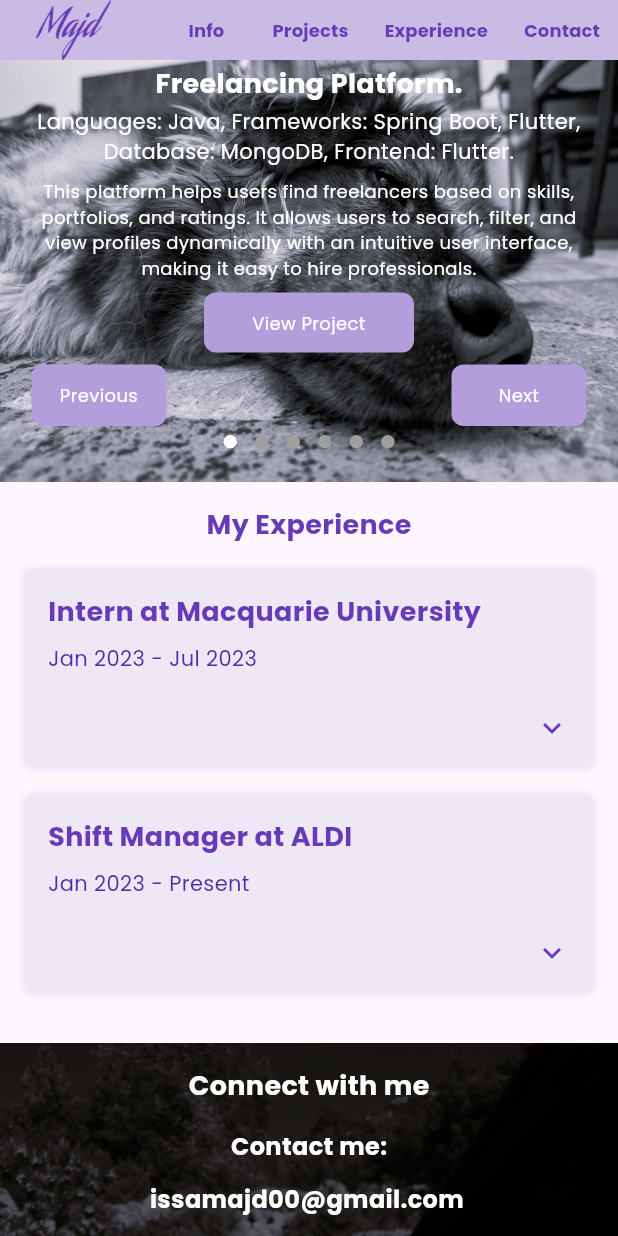
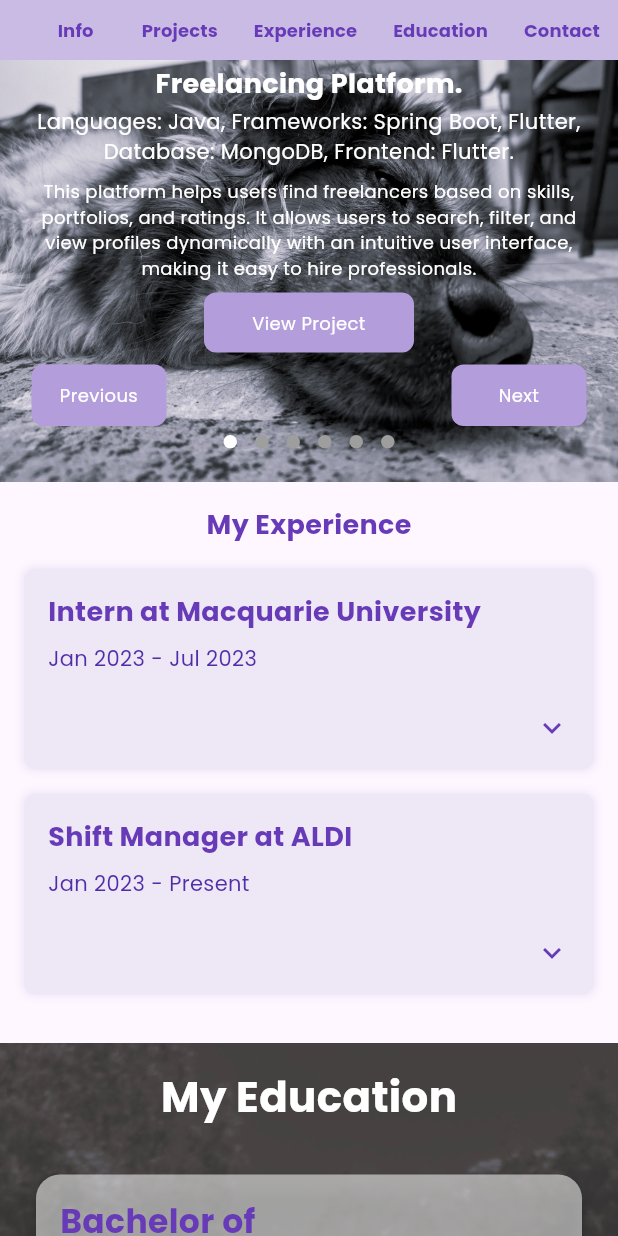
Before and after one commit to MajdIssa34/My_Portfolio, a Flutter app: the screen it shows after launch, scrolled down 576 dp, on a phone screen of 412 x 824 dp. Run offline on Flutter 3.47's test engine with Material 3 defaults, Android fonts, the phone set to English and light mode, and no system bars; drawn by our look-alikes of animated_text_kit, dots_indicator; our stand-ins replace google_fonts.

Commit message:
Added education section.

```diff
--- a/majd_website/lib/components/mobile_components/contact_container.dart
+++ b/majd_website/lib/components/mobile_components/contact_container.dart
@@ -1,11 +1,13 @@
 import 'package:flutter/material.dart';
 import 'package:google_fonts/google_fonts.dart';
+import 'package:majd_website/constants/my_button.dart';
 import 'package:url_launcher/url_launcher.dart';
 
 class MyContact extends StatelessWidget {
   const MyContact({super.key, required this.isDesktop});
 
   final bool isDesktop;
+
   void _launchURL(String url) async {
     if (await canLaunchUrl(Uri.parse(url))) {
       await launchUrl(Uri.parse(url), mode: LaunchMode.externalApplication);
@@ -14,54 +16,42 @@ class MyContact extends StatelessWidget {
     }
   }
 
-  Widget contactButton(String link, String path) {
-    return GestureDetector(
-      onTap: () => _launchURL(link),
-      child: Padding(
-        padding: const EdgeInsets.all(8.0),
-        child: Container(
-          decoration: BoxDecoration(
-            color: Colors.white54,
-            borderRadius: BorderRadius.circular(8.0),
-          ),
-          child: Padding(
-            padding: const EdgeInsets.all(5),
-            child: Image.asset(
-              'assets/images/$path.png',
-              width: isDesktop ? 50 : 35,
-            ),
-          ),
-        ),
-      ),
+  void _sendEmail() {
+    final Uri emailLaunchUri = Uri(
+      scheme: 'mailto',
+      path: 'issamajd00@gmail.com',
+      query: 'subject=Contacting You&body=Hi Majd,',
     );
+    launchUrl(emailLaunchUri);
   }
 
-  Widget downloadButton(String text, String link) {
+  Widget contactIcon(String link, String path, String tooltip) {
     return MouseRegion(
-      cursor: SystemMouseCursors.click,
+      onEnter: (_) => {},
+      onExit: (_) => {},
       child: GestureDetector(
         onTap: () => _launchURL(link),
+        child: Tooltip(
+          message: tooltip,
           child: AnimatedContainer(
-          duration: const Duration(milliseconds: 300),
-          width: isDesktop ? 200 : 150,
-          height: isDesktop ? 60 : 50,
+            duration: const Duration(milliseconds: 200),
+            margin: const EdgeInsets.symmetric(horizontal: 8),
+            padding: const EdgeInsets.all(12),
             decoration: BoxDecoration(
-            color: Colors.deepPurple,
-            borderRadius: BorderRadius.circular(8.0),
+              color: Colors.deepPurple.shade50,
+              shape: BoxShape.circle,
               boxShadow: [
                 BoxShadow(
-                color: Colors.black.withOpacity(0.1),
-                blurRadius: 8,
-                offset: const Offset(2, 2),
+                  color: Colors.deepPurple.shade100,
+                  blurRadius: 10,
+                  offset: Offset(0, 3),
                 ),
               ],
             ),
-          alignment: Alignment.center,
-          child: Text(
-            text,
-            style: GoogleFonts.poppins(
-              fontSize: isDesktop ? 20 : 14,
-              color: Colors.white,
+            child: Image.asset(
+              'assets/images/$path.png',
+              width: isDesktop ? 40 : 30,
+              height: isDesktop ? 40 : 30,
             ),
           ),
         ),
@@ -72,129 +62,131 @@ class MyContact extends StatelessWidget {
   @override
   Widget build(BuildContext context) {
     return Container(
-      decoration: const BoxDecoration(
-        image: DecorationImage(
-          image: AssetImage('assets/images/ConBack.jpg'),
-          fit: BoxFit.cover,
-        ),
-      ),
+      color: Colors.deepPurple.shade50,
       padding: const EdgeInsets.all(16.0),
       child: Column(
         crossAxisAlignment: CrossAxisAlignment.center,
         children: [
           Text(
-            "Connect with me",
+            "Get in Touch",
             style: GoogleFonts.poppins(
-              fontSize: isDesktop ? 26 : 18,
+              fontSize: isDesktop ? 28 : 22,
               fontWeight: FontWeight.bold,
-              color: Colors.white,
+              color: Colors.deepPurple.shade900,
             ),
           ),
           const SizedBox(height: 16),
+          // Contact Information Card
+          Card(
+            elevation: 4,
+            shape: RoundedRectangleBorder(
+              borderRadius: BorderRadius.circular(16),
+            ),
+            child: Padding(
+              padding: const EdgeInsets.all(16.0),
+              child: Column(
+                crossAxisAlignment: CrossAxisAlignment.start,
+                children: [
                   Text(
-            "Contact me:",
+                    "Contact Details",
                     style: GoogleFonts.poppins(
-              fontSize: isDesktop ? 25 : 16,
-              color: Colors.white,
+                      fontSize: isDesktop ? 22 : 18,
                       fontWeight: FontWeight.bold,
+                      color: Colors.deepPurple,
                     ),
                   ),
                   const SizedBox(height: 12),
+                  Text(
+                    "Email:",
+                    style: GoogleFonts.poppins(
+                      fontSize: isDesktop ? 18 : 14,
+                      fontWeight: FontWeight.bold,
+                      color: Colors.deepPurple,
+                    ),
+                  ),
                   SelectableText(
                     "issamajd00@gmail.com",
                     style: GoogleFonts.poppins(
-              fontSize: isDesktop ? 25 : 16,
-              color: Colors.white,
-              fontWeight: FontWeight.bold,
+                      fontSize: isDesktop ? 18 : 14,
+                      color: Colors.black87,
                     ),
                   ),
                   const SizedBox(height: 12),
+                  Text(
+                    "Phone:",
+                    style: GoogleFonts.poppins(
+                      fontSize: isDesktop ? 18 : 14,
+                      fontWeight: FontWeight.bold,
+                      color: Colors.deepPurple,
+                    ),
+                  ),
                   SelectableText(
                     "+61 411 911 174",
                     style: GoogleFonts.poppins(
-              fontSize: isDesktop ? 25 : 16,
-              color: Colors.white,
-              fontWeight: FontWeight.bold,
+                      fontSize: isDesktop ? 18 : 14,
+                      color: Colors.black87,
+                    ),
+                  ),
+                ],
+              ),
             ),
           ),
           const SizedBox(height: 16),
-          Text(
-            "Or socialize with me!?",
-            style: GoogleFonts.poppins(
-              fontSize: isDesktop ? 25 : 16,
-              color: Colors.white,
-              fontWeight: FontWeight.bold,
+          // Social Media Section
+          Padding(
+            padding: const EdgeInsets.all(16.0),
+            child: Row(
+              mainAxisAlignment: MainAxisAlignment.center,
+              children: [
+                contactIcon("https://www.instagram.com/majd_issa34", 'Insta', 'Instagram'),
+                contactIcon("https://github.com/MajdIssa34", 'Git', 'GitHub'),
+                contactIcon(
+                  "https://www.linkedin.com/in/majd-issa-652aa725b/",
+                  'Link',
+                  'LinkedIn',
+                ),
+              ],
             ),
           ),
           const SizedBox(height: 16),
-          Column(
+          // Buttons Section
+          Padding(
+            padding: const EdgeInsets.fromLTRB(0,0,0,15),
+            child: Row(
               mainAxisAlignment: MainAxisAlignment.center,
               children: [
-              Row(
-                children: [
-                  Expanded(
-                    child: Text(
-                      "Follow me on Instagram, explore my profile, maybe I'll give you a follow back.",
-                      style: GoogleFonts.poppins(
-                        fontSize: isDesktop ? 25 : 16,
-                        color: Colors.white,
+                SizedBox(
+                  width: isDesktop ? 200 : 140,
+                  child: MyButton(
+                    onTap: () => _launchURL(
+                      "https://drive.google.com/file/d/1Presq4xtz3qsSodqDCi1ke9BJ4MnXYT-/view?usp=drive_link",
                     ),
-                      textAlign: TextAlign.center,
+                    str: "View Resume",
+                    isDesktop: isDesktop,
                   ),
                 ),
-                  contactButton(
-                      "https://www.instagram.com/majd_issa34", 'Insta'),
-                ],
+                SizedBox(width: isDesktop ? 12 : 6),
+                SizedBox(
+                  width: isDesktop ? 200 : 140,
+                  child: MyButton(
+                    onTap: () => _launchURL(
+                      "https://drive.google.com/file/d/1uo3yBnwy_PjgkJ0Sc8BEqq_gD1qbix16/view?usp=sharing",
                     ),
-              const SizedBox(height: 12),
-              Row(
-                children: [
-                  Expanded(
-                    child: Text(
-                      "Check out my GitHub, where bugs turn into features.",
-                      style: GoogleFonts.poppins(
-                        fontSize: isDesktop ? 25 : 16,
-                        color: Colors.white,
-                      ),
-                      textAlign: TextAlign.center,
+                    str: "View Transcript",
+                    isDesktop: isDesktop,
                   ),
                 ),
-                  contactButton("https://github.com/MajdIssa34", 'Git'),
-                ],
-              ),
-              const SizedBox(height: 12),
-              Row(
-                children: [
-                  Expanded(
-                    child: Text(
-                      "Connect with me on LinkedIn, let's be professional acquaintances with a dash of fun!",
-                      style: GoogleFonts.poppins(
-                        fontSize: isDesktop ? 25 : 16,
-                        color: Colors.white,
-                      ),
-                      textAlign: TextAlign.center,
-                    ),
-                  ),
-                  contactButton(
-                      "https://www.linkedin.com/in/majd-issa-652aa725b/",
-                      'Link')
-                ],
-              ),
-              const SizedBox(height: 16),
-              Padding(
-                padding: const EdgeInsets.all(15),
-                child: Row(
-                  mainAxisAlignment: MainAxisAlignment.spaceAround,
-                  children: [
-                    downloadButton("View Resume",
-                        "https://drive.google.com/file/d/1Presq4xtz3qsSodqDCi1ke9BJ4MnXYT-/view?usp=drive_link"),
-                    const SizedBox(height: 16),
-                    downloadButton("View Transcript",
-                        "https://drive.google.com/file/d/1uo3yBnwy_PjgkJ0Sc8BEqq_gD1qbix16/view?usp=sharing"),
-                  ],
+                SizedBox(width: isDesktop ? 12 : 6),
+                SizedBox(
+                  width: isDesktop ? 200 : 140,
+                  child: MyButton(
+                    onTap: _sendEmail,
+                    str: "Mail Me",
+                    isDesktop: isDesktop,
                   ),
                 ),
               ],
+            ),
           ),
         ],
       ),
--- a/majd_website/lib/components/mobile_components/info_container.dart
+++ b/majd_website/lib/components/mobile_components/info_container.dart
@@ -1,6 +1,5 @@
 import 'package:animated_text_kit/animated_text_kit.dart';
 import 'package:flutter/material.dart';
-import 'package:flutter/widgets.dart';
 import 'package:google_fonts/google_fonts.dart';
 
 class InfoContainer extends StatelessWidget {
--- /dev/null
+++ b/majd_website/lib/components/mobile_components/my_education.dart
@@ -0,0 +1,182 @@
+import 'package:flutter/material.dart';
+import 'package:google_fonts/google_fonts.dart';
+
+class MyEducation extends StatelessWidget {
+  const MyEducation({super.key, required this.isDesktop});
+
+  final bool isDesktop;
+
+  Widget educationCard({
+    required String degree,
+    required String university,
+    required String years,
+    required String achievements,
+    required List<String> courses,
+    required String iconPath,
+  }) {
+    return Card(
+      color: Colors.white54,
+      elevation: 4,
+      shape: RoundedRectangleBorder(
+        borderRadius: BorderRadius.circular(16),
+      ),
+      margin: const EdgeInsets.symmetric(vertical: 16, horizontal: 8),
+      child: Padding(
+        padding: const EdgeInsets.all(16.0),
+        child: Column(
+          crossAxisAlignment: CrossAxisAlignment.start,
+          children: [
+            Row(
+              crossAxisAlignment: CrossAxisAlignment.start,
+              children: [
+                Expanded(
+                  child: Column(
+                    crossAxisAlignment: CrossAxisAlignment.start,
+                    children: [
+                      Text(
+                        degree,
+                        style: GoogleFonts.poppins(
+                          fontSize: isDesktop ? 22 : 16,
+                          fontWeight: FontWeight.bold,
+                          color: Colors.deepPurple,
+                        ),
+                      ),
+                      Text(
+                        university,
+                        style: GoogleFonts.poppins(
+                          fontSize: isDesktop ? 18 : 14,
+                          color: Colors.deepPurple,
+                        ),
+                      ),
+                      Text(
+                        years,
+                        style: GoogleFonts.poppins(
+                          fontSize: isDesktop ? 16 : 12,
+                          color: Colors.deepPurple,
+                        ),
+                      ),
+                    ],
+                  ),
+                ),
+                const SizedBox(width: 16),
+                Image.asset(
+                  iconPath,
+                  width: isDesktop ? 120 : 36,
+                  height: isDesktop ? 120 : 36,
+                  fit: BoxFit.contain,
+                ),
+              ],
+            ),
+            const SizedBox(height: 16),
+            Text(
+              "Achievements:",
+              style: GoogleFonts.poppins(
+                fontSize: isDesktop ? 18 : 14,
+                fontWeight: FontWeight.bold,
+                color: Colors.deepPurple,
+              ),
+            ),
+            Text(
+              achievements,
+              style: GoogleFonts.poppins(
+                fontSize: isDesktop ? 16 : 12,
+                color: Colors.deepPurple,
+              ),
+            ),
+            const SizedBox(height: 8),
+            Text(
+              "Notable Courses:",
+              style: GoogleFonts.poppins(
+                fontSize: isDesktop ? 18 : 14,
+                fontWeight: FontWeight.bold,
+                color: Colors.deepPurple,
+              ),
+            ),
+            Column(
+              crossAxisAlignment: CrossAxisAlignment.start,
+              children: courses
+                  .map(
+                    (course) => Padding(
+                      padding: const EdgeInsets.symmetric(vertical: 2),
+                      child: Row(
+                        children: [
+                          const Icon(Icons.check_circle_outline,
+                              size: 16, color: Colors.deepPurple),
+                          const SizedBox(width: 8),
+                          Expanded(
+                            child: Text(
+                              course,
+                              style: GoogleFonts.poppins(
+                                fontSize: isDesktop ? 16 : 12,
+                                color: Colors.deepPurple,
+                              ),
+                            ),
+                          ),
+                        ],
+                      ),
+                    ),
+                  )
+                  .toList(),
+            ),
+          ],
+        ),
+      ),
+    );
+  }
+
+  @override
+  Widget build(BuildContext context) {
+    return Container(
+      decoration: const BoxDecoration(
+        image: DecorationImage(
+          image: AssetImage('assets/images/ConBack.jpg'),
+          fit: BoxFit.cover,
+          opacity: 0.8,
+        ),
+      ),
+      padding: const EdgeInsets.all(16.0),
+      child: Column(
+        crossAxisAlignment: CrossAxisAlignment.center,
+        children: [
+          Text(
+            "My Education",
+            style: GoogleFonts.poppins(
+              fontSize: isDesktop ? 28 : 22,
+              fontWeight: FontWeight.bold,
+              color: Colors.white,
+            ),
+          ),
+          const SizedBox(height: 16),
+          educationCard(
+            degree: "Bachelor of Information Technology",
+            university: "Macquarie University",
+            years: "2022 - 2024",
+            achievements:
+                "- High Distinction (WAM: 87.0)\n- Dean's List\n- Merit Qualified in 2024",
+            courses: [
+              "Object-Oriented Programming Practices",
+              "Data Science",
+              "Computer Networks",
+              "Mobile Application Development",
+              "Programming Languages"
+            ],
+            iconPath: "assets/images/MQ.png", // Add MQ logo here
+          ),
+          educationCard(
+            degree: "Bachelor of Computer Engineering (1 Year)",
+            university: "Holy Spirit University of Kaslik, Lebanon",
+            years: "2021 - 2022",
+            achievements: "- GPA: 3.3",
+            courses: [
+              "Calculus I, II, III",
+              "Algebra I, II",
+              "Data Structures and Algorithms",
+              "Logic Design"
+            ],
+            iconPath: "assets/images/Usek.png", // Add Holy Spirit logo here
+          ),
+        ],
+      ),
+    );
+  }
+}
--- a/majd_website/lib/layouts/mobile_layout.dart
+++ b/majd_website/lib/layouts/mobile_layout.dart
@@ -3,6 +3,7 @@ import 'package:google_fonts/google_fonts.dart';
 import 'package:majd_website/components/mobile_components/contact_container.dart';
 import 'package:majd_website/components/mobile_components/experiecne.dart';
 import 'package:majd_website/components/mobile_components/info_container.dart';
+import 'package:majd_website/components/mobile_components/my_education.dart';
 import 'package:majd_website/components/mobile_components/projects_container.dart';
 
 class MobileLayout extends StatelessWidget {
@@ -14,6 +15,7 @@ class MobileLayout extends StatelessWidget {
   final GlobalKey _experienceKey = GlobalKey();
   final GlobalKey _projectsKey = GlobalKey();
   final GlobalKey _contactKey = GlobalKey();
+  final GlobalKey _educationKey = GlobalKey();
 
   void _scrollToSection(GlobalKey key) {
     final context = key.currentContext;
@@ -79,6 +81,19 @@ class MobileLayout extends StatelessWidget {
           ),
           TextButton(
             onPressed: () {
+              _scrollToSection(_educationKey);
+            },
+            child: Text(
+              'Education',
+              style: GoogleFonts.poppins(
+                fontWeight: FontWeight.bold,
+                fontSize: 12,
+                color: Colors.deepPurple,
+              ),
+            ),
+          ),
+          TextButton(
+            onPressed: () {
               _scrollToSection(_contactKey);
             },
             child: Text(
@@ -92,8 +107,9 @@ class MobileLayout extends StatelessWidget {
           ),
         ],
       ),
-      body: ListView(
+      body: SingleChildScrollView(
         controller: _scrollController,
+        child: Column(
           children: [
             Container(
               key: _infoKey,
@@ -114,12 +130,17 @@ class MobileLayout extends StatelessWidget {
               ),
             ),
             Container(
+              key: _educationKey,
+              child: MyEducation(isDesktop: true),
+            ),
+            Container(
               key: _contactKey,
               child: const MyContact(isDesktop: false),
             ),
             //const FunContainer(isDesktop: false),
           ],
         ),
+      ),
     );
   }
 }
--- a/majd_website/pubspec.yaml
+++ b/majd_website/pubspec.yaml
@@ -81,6 +81,8 @@ flutter:
   - assets/images/mongo.png
   - assets/images/postgresql.png
   - assets/images/mysql.png
+  - assets/images/MQ.png
+  - assets/images/Usek.png
   # An image asset can refer to one or more resolution-specific "variants", see
   # https://flutter.dev/assets-and-images/#resolution-aware
 
```
Also changed, not shown: majd_website/lib/layouts/desktop_layout.dart (+22 -1 lines), majd_website/assets/images/MQ.png (added), majd_website/assets/images/Usek.png (added), 1 other file. Lines whose indentation alone changed are shown as unchanged.
